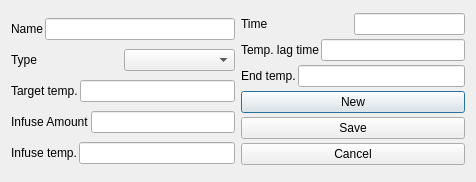
The window that ui/mashStepEditor.ui (Brewken/brewken) describes before a commit, drawn with Qt 5.
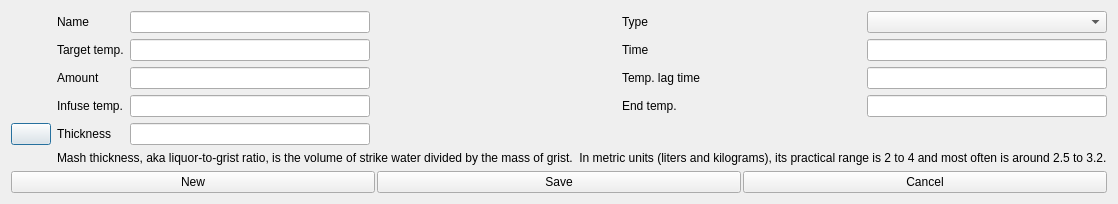
The same window after the commit. Icons and pictures are not drawn. Custom widgets are drawn as their Qt base class.

Commit message: More on MashStep editor plus fix Measurement regex problems

Diff of the .ui file:
```diff
--- a/ui/mashStepEditor.ui
+++ b/ui/mashStepEditor.ui
@@ -13,15 +13,10 @@
   <property name="windowTitle">
    <string>Mash Step Editor</string>
   </property>
-  <layout class="QHBoxLayout" name="horizontalLayout_8">
+  <layout class="QVBoxLayout" name="verticalLayout">
    <item>
-    <layout class="QVBoxLayout" name="verticalLayout_2">
-     <property name="spacing">
-      <number>2</number>
-     </property>
-     <item>
-      <layout class="QHBoxLayout" name="horizontalLayout_7">
-       <item>
+    <layout class="QGridLayout" name="gridLayout">
+     <item row="0" column="1">
         <widget class="QLabel" name="label_name">
          <property name="text">
           <string>Name</string>
@@ -31,18 +26,27 @@
          </property>
         </widget>
        </item>
-       <item>
+     <item row="0" column="2">
         <widget class="SmartLineEdit" name="lineEdit_name">
          <property name="toolTip">
           <string>Name</string>
          </property>
         </widget>
        </item>
-      </layout>
+     <item row="0" column="3">
+      <spacer name="horizontalSpacer">
+       <property name="orientation">
+        <enum>Qt::Horizontal</enum>
+       </property>
+       <property name="sizeHint" stdset="0">
+        <size>
+         <width>40</width>
+         <height>20</height>
+        </size>
+       </property>
+      </spacer>
      </item>
-     <item>
-      <layout class="QHBoxLayout" name="horizontalLayout_6">
-       <item>
+     <item row="0" column="4">
         <widget class="QLabel" name="label_mashStepType">
          <property name="text">
           <string>Type</string>
@@ -52,18 +56,14 @@
          </property>
         </widget>
        </item>
-       <item>
+     <item row="0" column="5">
         <widget class="BtComboBox" name="comboBox_mashStepType">
          <property name="toolTip">
           <string>Type</string>
          </property>
         </widget>
        </item>
-      </layout>
-     </item>
-     <item>
-      <layout class="QHBoxLayout" name="horizontalLayout_4">
-       <item>
+     <item row="2" column="1">
         <widget class="SmartLabel" name="label_stepTemp">
          <property name="contextMenuPolicy">
           <enum>Qt::CustomContextMenu</enum>
@@ -76,73 +76,14 @@
          </property>
         </widget>
        </item>
-       <item>
+     <item row="2" column="2">
         <widget class="SmartLineEdit" name="lineEdit_stepTemp">
          <property name="toolTip">
           <string>Target temp. of this step</string>
          </property>
         </widget>
        </item>
-      </layout>
-     </item>
-     <item>
-      <layout class="QHBoxLayout" name="horizontalLayout_5">
-       <item>
-        <widget class="SmartLabel" name="label_amount">
-         <property name="contextMenuPolicy">
-          <enum>Qt::CustomContextMenu</enum>
-         </property>
-         <property name="text">
-          <string>Infuse Amount</string>
-         </property>
-         <property name="buddy">
-          <cstring>lineEdit_amount</cstring>
-         </property>
-        </widget>
-       </item>
-       <item>
-        <widget class="SmartLineEdit" name="lineEdit_amount">
-         <property name="toolTip">
-          <string>Amount of water to infuse</string>
-         </property>
-        </widget>
-       </item>
-      </layout>
-     </item>
-     <item>
-      <layout class="QHBoxLayout" name="horizontalLayout_9">
-       <item>
-        <widget class="SmartLabel" name="label_infuseTemp">
-         <property name="contextMenuPolicy">
-          <enum>Qt::CustomContextMenu</enum>
-         </property>
-         <property name="text">
-          <string>Infuse temp.</string>
-         </property>
-         <property name="buddy">
-          <cstring>lineEdit_infuseTemp</cstring>
-         </property>
-        </widget>
-       </item>
-       <item>
-        <widget class="SmartLineEdit" name="lineEdit_infuseTemp">
-         <property name="toolTip">
-          <string>Temperature of infusion water</string>
-         </property>
-        </widget>
-       </item>
-      </layout>
-     </item>
-    </layout>
-   </item>
-   <item>
-    <layout class="QVBoxLayout" name="verticalLayout">
-     <property name="spacing">
-      <number>2</number>
-     </property>
-     <item>
-      <layout class="QHBoxLayout" name="horizontalLayout_3">
-       <item>
+     <item row="2" column="4">
         <widget class="SmartLabel" name="label_stepTime">
          <property name="sizePolicy">
           <sizepolicy hsizetype="Expanding" vsizetype="Preferred">
@@ -161,18 +102,34 @@
          </property>
         </widget>
        </item>
-       <item>
+     <item row="2" column="5">
         <widget class="SmartLineEdit" name="lineEdit_stepTime">
          <property name="toolTip">
           <string>Time to conduct the step</string>
          </property>
         </widget>
        </item>
-      </layout>
+     <item row="4" column="1">
+      <widget class="SmartLabel" name="label_amount">
+       <property name="contextMenuPolicy">
+        <enum>Qt::CustomContextMenu</enum>
+       </property>
+       <property name="text">
+        <string>Amount</string>
+       </property>
+       <property name="buddy">
+        <cstring>lineEdit_amount</cstring>
+       </property>
+      </widget>
      </item>
-     <item>
-      <layout class="QHBoxLayout" name="horizontalLayout_2">
-       <item>
+     <item row="4" column="2">
+      <widget class="SmartLineEdit" name="lineEdit_amount">
+       <property name="toolTip">
+        <string>Amount of water to infuse</string>
+       </property>
+      </widget>
+     </item>
+     <item row="4" column="4">
         <widget class="SmartLabel" name="label_rampTime">
          <property name="contextMenuPolicy">
           <enum>Qt::CustomContextMenu</enum>
@@ -185,18 +142,34 @@
          </property>
         </widget>
        </item>
-       <item>
+     <item row="4" column="5">
         <widget class="SmartLineEdit" name="lineEdit_rampTime">
          <property name="toolTip">
           <string>Lag time</string>
          </property>
         </widget>
        </item>
-      </layout>
+     <item row="6" column="1">
+        <widget class="SmartLabel" name="label_infuseTemp">
+         <property name="contextMenuPolicy">
+          <enum>Qt::CustomContextMenu</enum>
+         </property>
+         <property name="text">
+          <string>Infuse temp.</string>
+         </property>
+         <property name="buddy">
+          <cstring>lineEdit_infuseTemp</cstring>
+         </property>
+        </widget>
      </item>
-     <item>
-      <layout class="QHBoxLayout" name="horizontalLayout">
-       <item>
+     <item row="6" column="2">
+        <widget class="SmartLineEdit" name="lineEdit_infuseTemp">
+         <property name="toolTip">
+          <string>Temperature of infusion water</string>
+         </property>
+        </widget>
+     </item>
+     <item row="6" column="4">
         <widget class="SmartLabel" name="label_endTemp">
          <property name="contextMenuPolicy">
           <enum>Qt::CustomContextMenu</enum>
@@ -209,15 +182,48 @@
          </property>
         </widget>
        </item>
-       <item>
+     <item row="6" column="5">
         <widget class="SmartLineEdit" name="lineEdit_endTemp">
          <property name="toolTip">
           <string>Final temp. of this step</string>
          </property>
         </widget>
        </item>
-      </layout>
-     </item>
+     <item row="8" column="0">
+      <widget class="InfoButton" name="infoButton_thickness"></widget>
+     </item>
+     <item row="8" column="1">
+      <widget class="SmartLabel" name="label_thickness">
+       <property name="text">
+        <string>Thickness</string>
+       </property>
+       <property name="buddy">
+        <cstring>lineEdit_thickness</cstring>
+       </property>
+      </widget>
+     </item>
+     <item row="8" column="2">
+      <widget class="SmartLineEdit" name="lineEdit_thickness">
+      </widget>
+     </item>
+     <item row="9" column="1" colspan="5">
+      <widget class="InfoText" name="infoText_thickness">
+       <property name="buddy">
+        <cstring>infoButton_thickness</cstring>
+       </property>
+       <property name="text">
+        <string>Mash thickness, aka liquor-to-grist ratio, is the volume of strike water divided by the mass of grist.  In metric units (liters and kilograms), its practical range is 2 to 4 and most often is around 2.5 to 3.2.</string>
+       </property>
+      </widget>
+     </item>
+
+    </layout>
+   </item>
+   <item>
+    <layout class="QHBoxLayout" name="horizontalLayout">
+     <property name="spacing">
+      <number>2</number>
+     </property>
      <item>
       <widget class="QPushButton" name="pushButton_new">
        <property name="toolTip">
@@ -270,6 +276,16 @@
    <extends>QComboBox</extends>
    <header>widgets/BtComboBox.h</header>
   </customwidget>
+  <customwidget>
+   <class>InfoButton</class>
+   <extends>QPushButton</extends>
+   <header>widgets/InfoButton.h</header>
+  </customwidget>
+  <customwidget>
+   <class>InfoText</class>
+   <extends>QLabel</extends>
+   <header>widgets/InfoText.h</header>
+  </customwidget>
   <customwidget>
    <class>SmartLabel</class>
    <extends>QLabel</extends>
```
Lines whose indentation alone changed are shown as unchanged. The commit also changes 19 other files.
